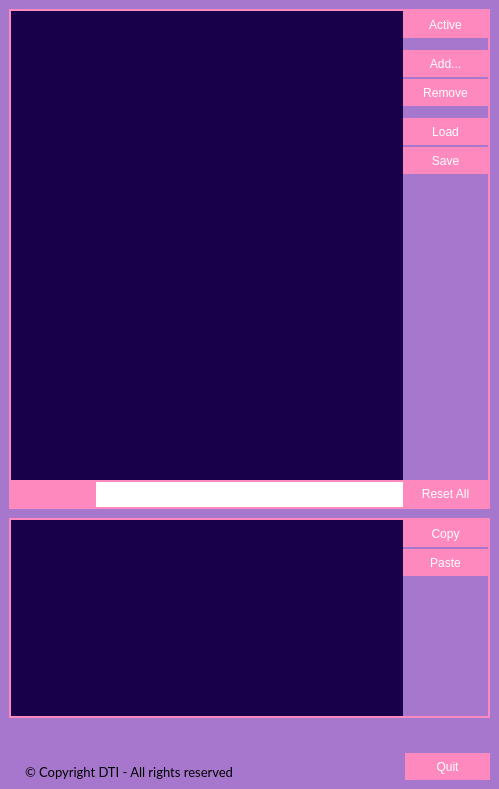
Old version of the form resource/pattern_manager_widget.ui in the repository teknologisk-institut/rqt_pattern_manager.
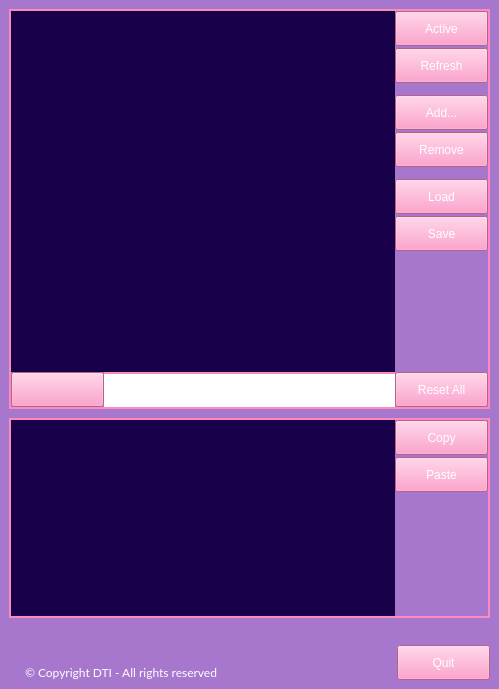
New version of the form. Icons and pictures are not drawn.

Commit message: added branch icons for tree view

Patch:
```diff
--- a/resource/pattern_manager_widget.ui
+++ b/resource/pattern_manager_widget.ui
@@ -7,7 +7,7 @@
     <x>0</x>
     <y>0</y>
     <width>499</width>
-    <height>789</height>
+    <height>689</height>
    </rect>
   </property>
   <property name="sizePolicy">
@@ -19,7 +19,7 @@
   <property name="minimumSize">
    <size>
     <width>499</width>
-    <height>789</height>
+    <height>689</height>
    </size>
   </property>
   <property name="contextMenuPolicy">
@@ -39,12 +39,11 @@
    <string notr="true">* {
 	font: &quot;Lato&quot;;
 }
-
 /*
 QPushButton {
 	color: white;
 	background-color: #7d7d7d;
-	border: none;
+	border-bottom: 1px solid black;
 	height: 27px;
 	width: 85px;
 }
@@ -68,6 +67,22 @@
 	color: white;
 }
 
+QTreeView::branch:has-siblings:!adjoins-item {
+    border-image: url(/home/mvb/Desktop/catkin_ws/src/rqt_pattern_manager/resource/stylesheet-vline.png) 0;
+}
+
+QTreeView::branch:has-siblings:adjoins-item {
+    border-image: url(/home/mvb/Desktop/catkin_ws/src/rqt_pattern_manager/resource/stylesheet-branch-more.png) 0;
+}
+
+QTreeView::branch:!has-children:!has-siblings:adjoins-item {
+    border-image: url(/home/mvb/Desktop/catkin_ws/src/rqt_pattern_manager/resource/stylesheet-branch-end.png) 0;
+}
+
+QTreeView::branch:has-children:!has-siblings:adjoins-item {
+    border-image: url(/home/mvb/Desktop/catkin_ws/src/rqt_pattern_manager/resource/stylesheet-branch-end.png) 0;
+}
+
 QTableView {
 	background-color: #272727;
 	border: none;
@@ -106,14 +121,31 @@
 QProgressBar::chunk {
 	background-color: rgb(237, 26, 59);
 }
+
+QLabel {
+	color: white;
+}
+
+QMenu {
+	background-color: #565656;
+}
+
+QMenu::item {
+	color: white;
+	background-color: #565656;
+}
+
+QMenu::item:selected {
+	background-color: #5a8ab4;
+}
 */
 
-/*** ALTERNATIVE STYLE (LITERALLY) ***/
+/*** ALTERNATIVE STYLE (LITERALLY!) ***/
 
 QPushButton {
 	color: white;
 	background-color: rgb(254, 137, 190);
-	border: none;
+	border-bottom: 1px solid rgb(68, 46, 117);
 	height: 27px;
 	width: 85px;
 }
@@ -124,11 +156,6 @@
 
 QTreeView {
 	background-color: rgb(24, 1, 74);
-	border: none;
-}
-
-QTreeView::branch {
-	background-color: rgb(24, 1, 74);
 }
 
 QTreeView::item:selected {
@@ -137,6 +164,26 @@
 	color: rgb(254, 137, 190);
 }
 
+QTreeView::branch {
+	background-color: rgb(24, 1, 74);
+}
+
+QTreeView::branch:has-siblings:!adjoins-item {
+    border-image: url(/home/mvb/Desktop/catkin_ws/src/rqt_pattern_manager/resource/stylesheet-vline.png) 0;
+}
+
+QTreeView::branch:has-siblings:adjoins-item {
+    border-image: url(/home/mvb/Desktop/catkin_ws/src/rqt_pattern_manager/resource/stylesheet-branch-more.png) 0;
+}
+
+QTreeView::branch:!has-children:!has-siblings:adjoins-item {
+    border-image: url(/home/mvb/Desktop/catkin_ws/src/rqt_pattern_manager/resource/stylesheet-branch-end.png) 0;
+}
+
+QTreeView::branch:has-children:!has-siblings:adjoins-item {
+    border-image: url(/home/mvb/Desktop/catkin_ws/src/rqt_pattern_manager/resource/stylesheet-branch-end.png) 0;
+}
+
 QTableView {
 	background-color: rgb(24, 1, 74);
 	selection-color: rgb(254, 137, 190);
@@ -180,6 +227,23 @@
 QProgressBar::chunk {
 	background-color: rgb(139, 195, 255); 
 }
+
+QLabel {
+	color: white;
+}
+
+QMenu {
+	background-color: rgb(166, 119, 205);
+}
+
+QMenu::item {
+	color: white;
+	background-color: rgb(166, 119, 205);
+}
+
+QMenu::item:selected {
+	background-color: rgb(192, 154, 224);
+}
 </string>
   </property>
   <layout class="QVBoxLayout" name="verticalLayout_6">
@@ -212,7 +276,7 @@
         <property name="minimumSize">
          <size>
           <width>0</width>
-          <height>500</height>
+          <height>400</height>
          </size>
         </property>
         <layout class="QVBoxLayout" name="verticalLayout_8">
@@ -250,6 +314,21 @@
              <property name="frameShadow">
               <enum>QFrame::Plain</enum>
              </property>
+             <property name="rootIsDecorated">
+              <bool>false</bool>
+             </property>
+             <property name="uniformRowHeights">
+              <bool>true</bool>
+             </property>
+             <property name="itemsExpandable">
+              <bool>false</bool>
+             </property>
+             <property name="expandsOnDoubleClick">
+              <bool>false</bool>
+             </property>
+             <attribute name="headerVisible">
+              <bool>false</bool>
+             </attribute>
             </widget>
            </item>
            <item>
@@ -276,6 +355,13 @@
                </property>
               </widget>
              </item>
+             <item>
+              <widget class="QPushButton" name="refreshButton">
+               <property name="text">
+                <string>Refresh</string>
+               </property>
+              </widget>
+             </item>
              <item>
               <spacer name="verticalSpacer">
                <property name="orientation">
@@ -456,7 +542,7 @@
               <property name="maximumSize">
                <size>
                 <width>16777215</width>
-                <height>27</height>
+                <height>35</height>
                </size>
               </property>
               <property name="value">
@@ -626,7 +712,7 @@
        </spacer>
       </item>
       <item>
-       <widget class="QWidget" name="" native="true">
+       <widget class="QWidget" name="widget" native="true">
         <property name="minimumSize">
          <size>
           <width>481</width>
@@ -635,7 +721,7 @@
         </property>
         <property name="maximumSize">
          <size>
-          <width>481</width>
+          <width>16777215</width>
           <height>53</height>
          </size>
         </property>
@@ -698,7 +784,7 @@
            <property name="font">
             <font>
              <family>Lato</family>
-             <pointsize>10</pointsize>
+             <pointsize>9</pointsize>
              <weight>50</weight>
              <italic>false</italic>
              <bold>false</bold>
```
Left out of the diff: 2 changed lines with no effect on the pictures. The commit also changes 11 other files.
